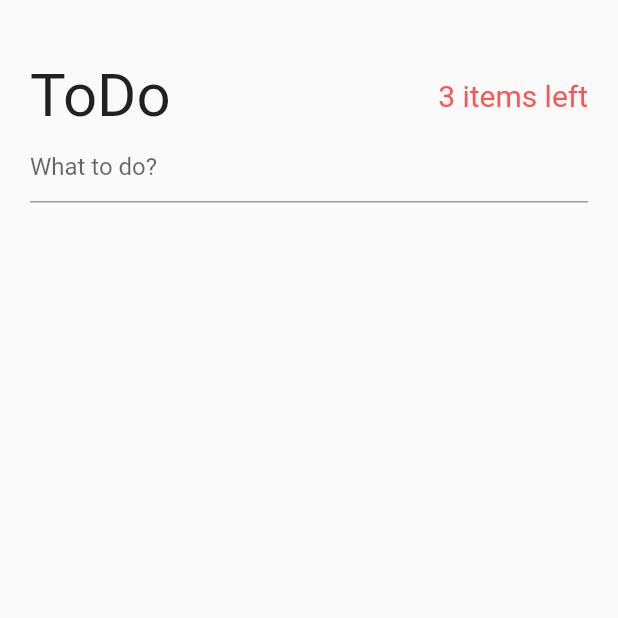
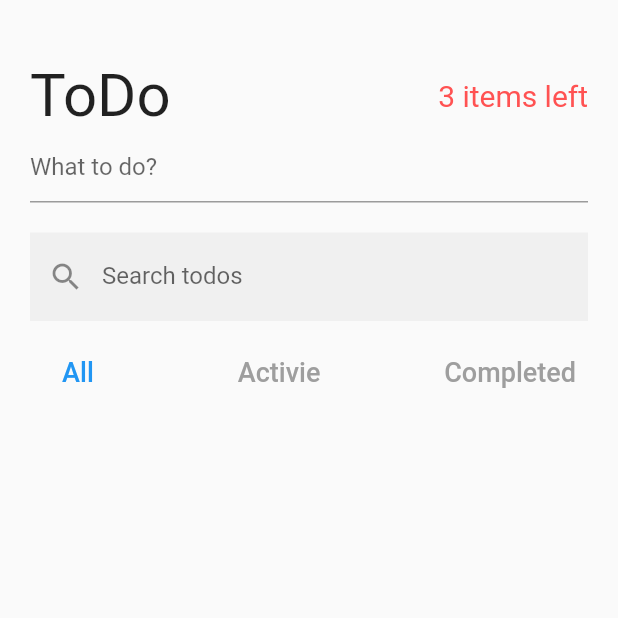
Before and after one commit to jyryuitpro/todo_provider, a Flutter app: the screen it shows after launch, on a phone screen of 412 x 824 dp, the top half of it. Run offline on Flutter 3.47's test engine with Material 2 defaults, Android fonts, the phone set to English and light mode, and no system bars; our stand-ins replace equatable.

Commit message:
SearchAndFilterTodo widget

```diff
--- a/lib/pages/todos_page.dart
+++ b/lib/pages/todos_page.dart
@@ -1,7 +1,10 @@
 import 'package:flutter/material.dart';
 import 'package:provider/provider.dart';
+import 'package:todo_provider/models/todo_model.dart';
 import 'package:todo_provider/providers/active_todo_count.dart';
+import 'package:todo_provider/providers/providers.dart';
 import 'package:todo_provider/providers/todo_list.dart';
+import 'package:todo_provider/providers/todo_search.dart';
 
 class TodosPage extends StatefulWidget {
   const TodosPage({Key? key}) : super(key: key);
@@ -25,6 +28,10 @@ class _TodosPageState extends State<TodosPage> {
               children: [
                 TodoHeader(),
                 CreateTodo(),
+                SizedBox(
+                  height: 20.0,
+                ),
+                SearchAndFilterTodo(),
               ],
             ),
           ),
@@ -70,6 +77,7 @@ class _CreateTodoState extends State<CreateTodo> {
     newTodoController.dispose();
     super.dispose();
   }
+
   @override
   Widget build(BuildContext context) {
     return TextField(
@@ -84,3 +92,63 @@ class _CreateTodoState extends State<CreateTodo> {
     );
   }
 }
+
+class SearchAndFilterTodo extends StatelessWidget {
+  const SearchAndFilterTodo({Key? key}) : super(key: key);
+
+  @override
+  Widget build(BuildContext context) {
+    return Column(
+      children: [
+        TextField(
+          decoration: InputDecoration(
+            labelText: 'Search todos',
+            border: InputBorder.none,
+            filled: true,
+            prefixIcon: Icon(Icons.search),
+          ),
+          onChanged: (String? newSearchTerm) {
+            if (newSearchTerm != null) {
+              context.read<TodoSearch>().setSearchTerm(newSearchTerm);
+            }
+          },
+        ),
+        SizedBox(
+          height: 10.0,
+        ),
+        Row(
+          mainAxisAlignment: MainAxisAlignment.spaceBetween,
+          children: [
+            filterButton(context, Filter.all),
+            filterButton(context, Filter.active),
+            filterButton(context, Filter.completed),
+          ],
+        ),
+      ],
+    );
+  }
+
+  Widget filterButton(BuildContext context, Filter filter) {
+    return TextButton(
+      onPressed: () {
+        context.read<TodoFilter>().changeFilter(filter);
+      },
+      child: Text(
+        filter == Filter.all
+            ? 'All'
+            : filter == Filter.active
+                ? 'Activie'
+                : 'Completed',
+        style: TextStyle(
+          fontSize: 18.0,
+          color: textColor(context, filter),
+        ),
+      ),
+    );
+  }
+
+  Color textColor(BuildContext context, Filter filter) {
+    final currentFilter = context.watch<TodoFilter>().state.filter;
+    return currentFilter == filter ? Colors.blue : Colors.grey;
+  }
+}
```
